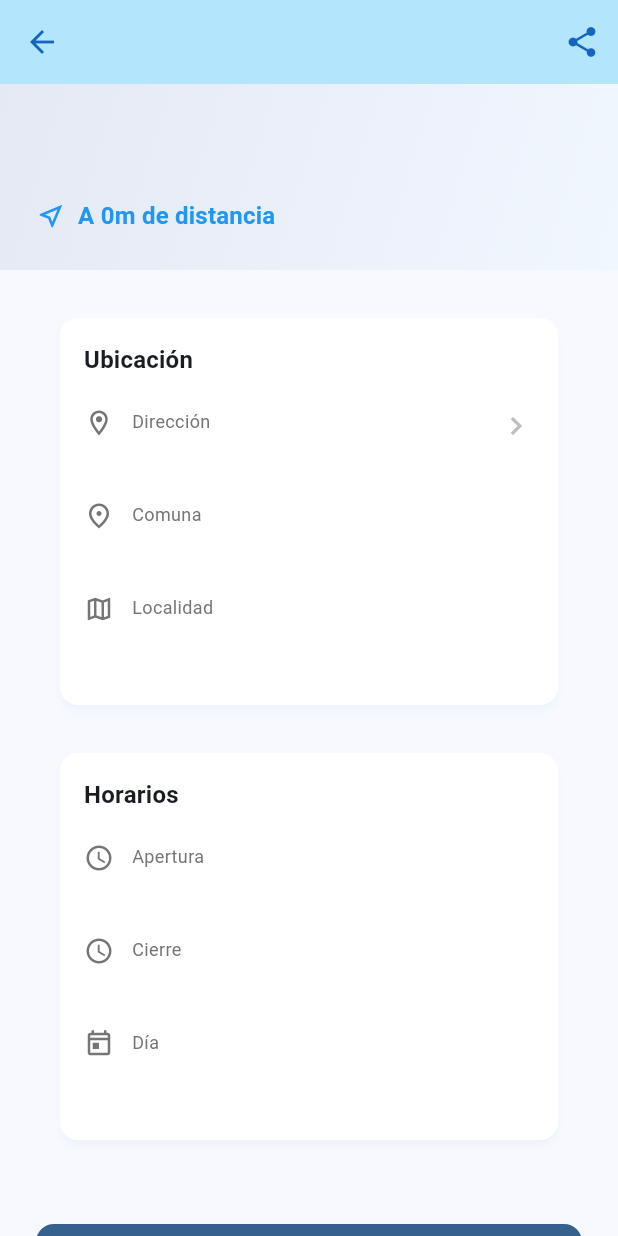
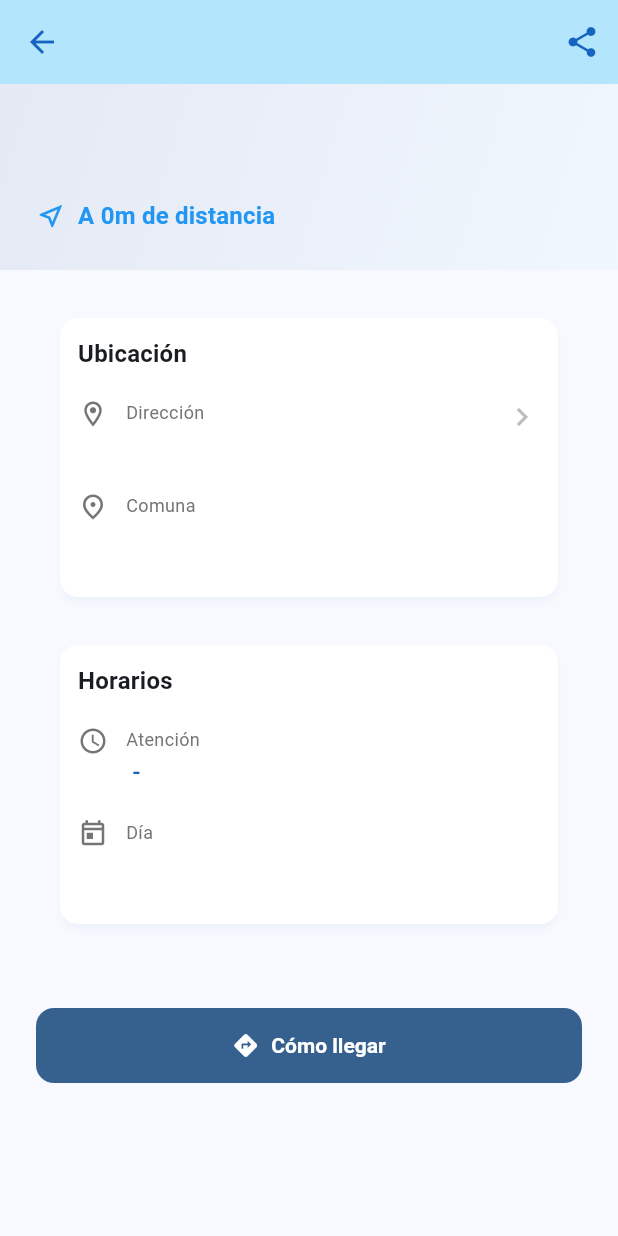
Before and after one commit to lriverd/farmaciapp, a Flutter app: the FarmaciaDetailScreen screen opened directly with empty values, on a phone screen of 412 x 824 dp. Run offline on Flutter 3.47's test engine with Material 3 defaults, Android fonts, the phone set to English and light mode, and no system bars; our stand-ins replace firebase_analytics, firebase_core, firebase_crashlytics, geolocator, google_mobile_ads, package_info_plus and 1 more; accounts and stored records are empty; network calls fail.

Commit message:
cambio en detalle de farmacia, se muestra informacion simplificada

```diff
--- a/lib/screens/farmacia_detail_screen.dart
+++ b/lib/screens/farmacia_detail_screen.dart
@@ -116,19 +116,12 @@ class FarmaciaDetailScreen extends StatelessWidget {
                         Icons.location_on_outlined,
                         'Dirección',
                         farmacia.localDireccion,
-                        onTap: () => _copiarAlPortapapeles(context, farmacia.localDireccion),
+                        onTap: () => _copiarAlPortapapeles(context, '${farmacia.localDireccion}, ${farmacia.comunaNombre}'),
                       ),
                       _buildInfoRow(
                         Icons.place_outlined,
                         'Comuna',
                         farmacia.comunaNombre,
-                      ),
-                      _buildInfoRow(
-                        Icons.map_outlined,
-                        'Localidad',
-                        farmacia.localidadNombre.isNotEmpty
-                            ? farmacia.localidadNombre
-                            : farmacia.comunaNombre,
                       ),
                     ],
                   ),
@@ -149,13 +142,8 @@ class FarmaciaDetailScreen extends StatelessWidget {
                       else ...[
                         _buildInfoRow(
                           Icons.schedule,
-                          'Apertura',
-                          _formatTime(farmacia.funcionamientoHoraApertura),
-                        ),
-                        _buildInfoRow(
-                          Icons.schedule_outlined,
-                          'Cierre',
-                          _formatTime(farmacia.funcionamientoHoraCierre),
+                          'Atención',
+                          '${_formatTime(farmacia.funcionamientoHoraApertura)} - ${_formatTime(farmacia.funcionamientoHoraCierre)}',
                         ),
                       ],
                       _buildInfoRow(
@@ -165,22 +153,6 @@ class FarmaciaDetailScreen extends StatelessWidget {
                       ),
                     ],
                   ),
-
-                  if (farmacia.localTelefono.isNotEmpty) ...[
-                    const SizedBox(height: 16),
-                    _buildInfoCard(
-                      context,
-                      'Contacto',
-                      [
-                        _buildInfoRow(
-                          Icons.phone_outlined,
-                          'Teléfono',
-                          farmacia.localTelefono,
-                          onTap: () => _llamar(farmacia.localTelefono),
-                        ),
-                      ],
-                    ),
-                  ],
                 ],
               ),
             ),
@@ -202,7 +174,7 @@ class FarmaciaDetailScreen extends StatelessWidget {
                     ),
                   ),
 
-                  if (farmacia.localTelefono.isNotEmpty) ...[
+                  if (_isValidPhoneNumber(farmacia.localTelefono)) ...[
                     const SizedBox(height: 12),
                     OutlinedButton.icon(
                       onPressed: () => _llamar(farmacia.localTelefono),
@@ -225,7 +197,7 @@ class FarmaciaDetailScreen extends StatelessWidget {
   Widget _buildInfoCard(BuildContext context, String titulo, List<Widget> items) {
     return Card(
       child: Padding(
-        padding: const EdgeInsets.all(16),
+        padding: const EdgeInsets.all(12),
         child: Column(
           crossAxisAlignment: CrossAxisAlignment.start,
           children: [
@@ -235,7 +207,7 @@ class FarmaciaDetailScreen extends StatelessWidget {
                 fontWeight: FontWeight.w600,
               ),
             ),
-            const SizedBox(height: 16),
+            const SizedBox(height: 14),
             ...items,
           ],
         ),
@@ -318,6 +290,12 @@ class FarmaciaDetailScreen extends StatelessWidget {
     return texto[0].toUpperCase() + texto.substring(1);
   }
 
+  bool _isValidPhoneNumber(String telefono) {
+    if (telefono.isEmpty) return false;
+    final regex = RegExp(r'^\+56\d{4,}$');
+    return regex.hasMatch(telefono);
+  }
+
   Future<void> _abrirEnGoogleMaps() async {
     final farmacia = farmaciaConDistancia.farmacia;
     final url = 'https://www.google.com/maps/dir/?api=1&destination=${farmacia.localLat},${farmacia.localLng}&travelmode=driving';
```
